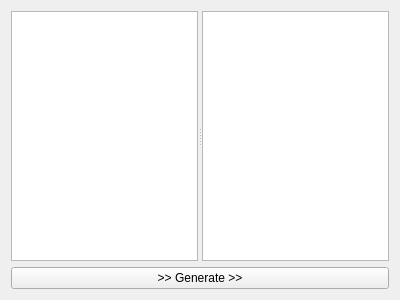
Qt form MainWindow.ui (Denterosent/qtroad) before a commit.
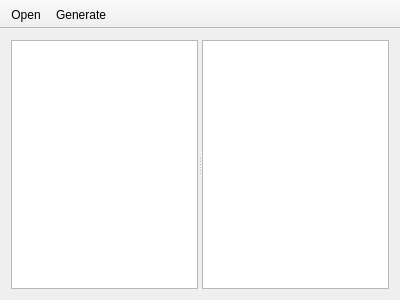
The same form after that commit.

The edit to the form file:
```diff
--- a/MainWindow.ui
+++ b/MainWindow.ui
@@ -30,15 +30,43 @@
       <widget class="QGraphicsView" name="graphicsView"/>
      </widget>
     </item>
-    <item>
-     <widget class="QPushButton" name="btnGenerate">
-      <property name="text">
-       <string>&gt;&gt; Generate &gt;&gt;</string>
-      </property>
-     </widget>
-    </item>
    </layout>
   </widget>
+  <widget class="QToolBar" name="toolBar">
+   <property name="windowTitle">
+    <string>toolBar</string>
+   </property>
+   <property name="movable">
+    <bool>false</bool>
+   </property>
+   <property name="floatable">
+    <bool>false</bool>
+   </property>
+   <attribute name="toolBarArea">
+    <enum>TopToolBarArea</enum>
+   </attribute>
+   <attribute name="toolBarBreak">
+    <bool>false</bool>
+   </attribute>
+   <addaction name="actionOpen"/>
+   <addaction name="actionGenerate"/>
+  </widget>
+  <action name="actionOpen">
+   <property name="text">
+    <string>Open</string>
+   </property>
+   <property name="shortcut">
+    <string>Ctrl+O</string>
+   </property>
+  </action>
+  <action name="actionGenerate">
+   <property name="text">
+    <string>Generate</string>
+   </property>
+   <property name="shortcut">
+    <string>Ctrl+G</string>
+   </property>
+  </action>
  </widget>
  <layoutdefault spacing="6" margin="11"/>
  <resources/>
```
